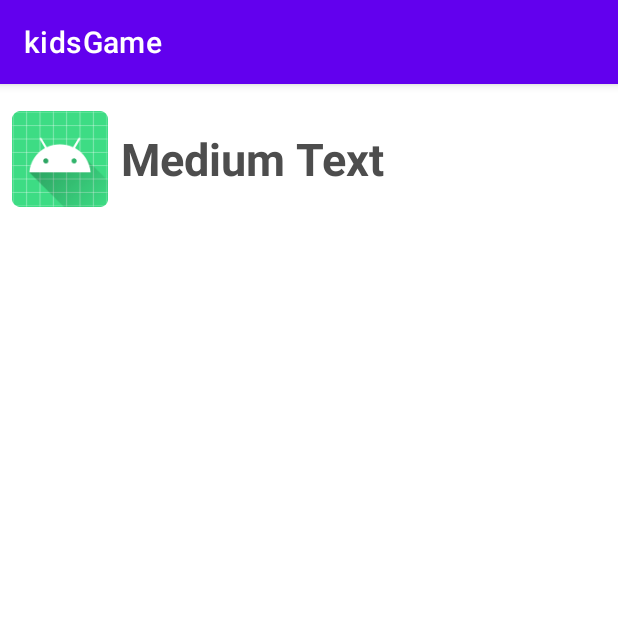
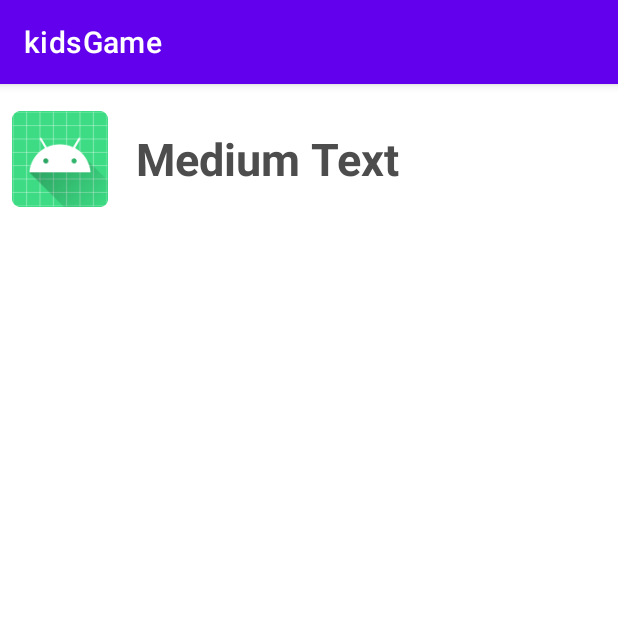
Before and after one commit to haiderali015/learningGameListViews, an Android app: the secondA screen opened directly, with no data from a screen before it, on a phone screen of 412 x 824 dp, the top half of it. Run offline under Robolectric (Android 15) with nearby library versions, the phone set to English and light mode, and no system bars; 3 statements that could not run were skipped.

Commit message:
margin is set in custom list view

```diff
--- a/app/src/main/res/layout/activity_second.xml
+++ b/app/src/main/res/layout/activity_second.xml
@@ -26,6 +26,7 @@
                 android:gravity="center"
                 android:text="Medium Text"
                 android:textStyle="bold"
+                android:layout_margin="10dp"
                 android:textSize="30dp"
                 android:textColor="#4d4d4d" />
         </LinearLayout>
```
